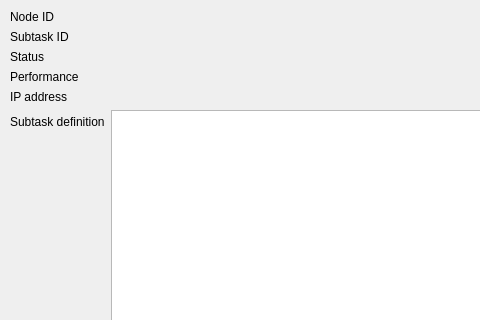
First picture: the form in examples/gnr/ui/SubtaskDetailsDialog.ui, repository golemfactory/clay, before the edit; both pictures show x 0 to 480 and y 0 to 320 of the 621 by 410 pixel window.
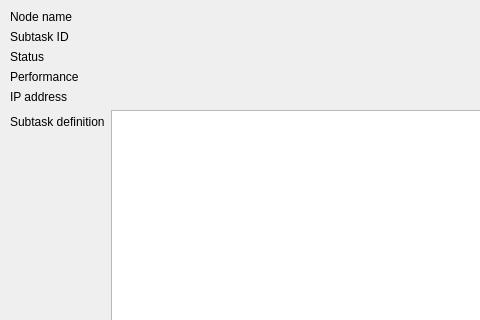
Second picture: the form after the edit.

What changed in the file:
```diff
--- a/examples/gnr/ui/SubtaskDetailsDialog.ui
+++ b/examples/gnr/ui/SubtaskDetailsDialog.ui
@@ -40,7 +40,7 @@
       <item row="0" column="0">
        <widget class="QLabel" name="label_6">
         <property name="text">
-         <string>Node ID</string>
+         <string>Node name</string>
         </property>
        </widget>
       </item>
```
Left out of the diff: 2 changed lines with no effect on the pictures.
